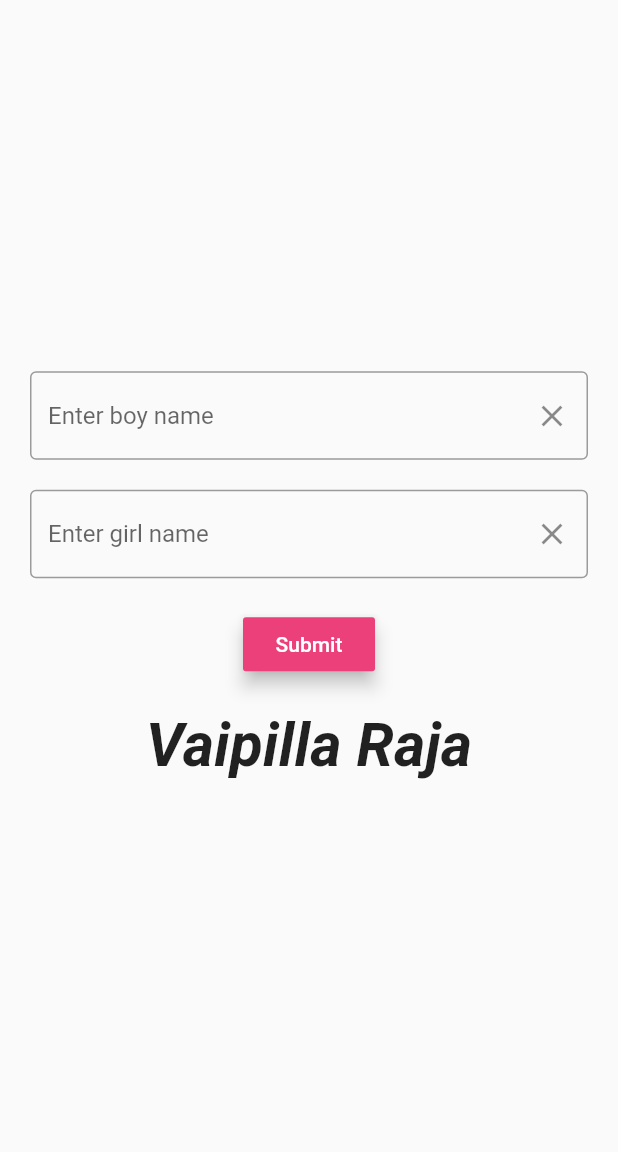
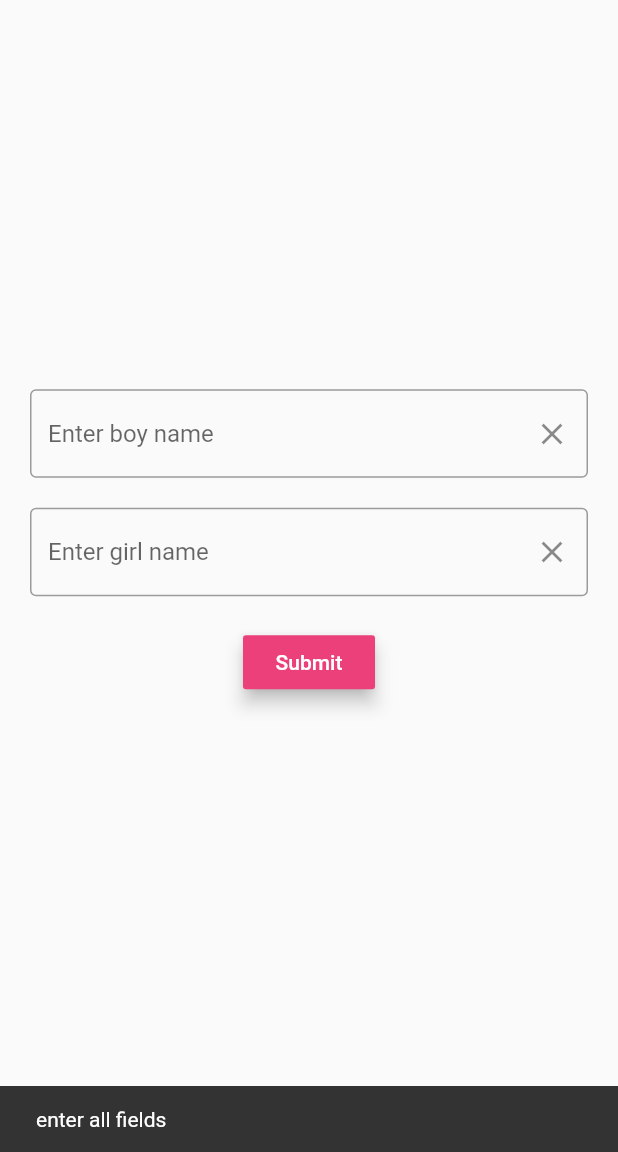
Before and after one commit to KingpinDk/Flames, a Flutter app: the screen it shows after launch, after a tap on "Submit", on a phone screen of 412 x 824 dp, the part 84-1236 px from its top. Run offline on Flutter 3.47's test engine with Material 2 defaults, Android fonts, the phone set to English and light mode, and no system bars.

Commit message:
Flames app completed - DK

```diff
--- a/lib/main.dart
+++ b/lib/main.dart
@@ -1,6 +1,6 @@
 import 'package:flutter/material.dart';
 import 'package:flames/findFlames.dart';
-void main() => runApp(Home());
+void main() => runApp(const MaterialApp(home: Home()));
 
 
 class Home extends StatefulWidget {
@@ -12,15 +12,14 @@ class Home extends StatefulWidget {
 
 class _HomeState extends State<Home> {
 
-  final boyname = TextEditingController();
-  final girlname = TextEditingController();
+  final boyName = TextEditingController();
+  final girlName = TextEditingController();
 
-  String flames = '';
+  String relate = '';
 
   @override
   Widget build(BuildContext context) {
-    return MaterialApp(
-      home: Scaffold(
+    return Scaffold(
         appBar: AppBar(
           title: const Text('Flames',
           style: TextStyle(
@@ -39,13 +38,13 @@ class _HomeState extends State<Home> {
             mainAxisAlignment: MainAxisAlignment.center,
             children: [
               TextField(
-                controller: boyname,
+                controller: boyName,
                 decoration: InputDecoration(
                   hintText: 'Enter boy name',
                   border: const OutlineInputBorder(),
                   suffixIcon: IconButton(
                       onPressed: (){
-                        boyname.clear();
+                        boyName.clear();
                       },
                       icon: const Icon(Icons.clear_sharp)),
                   suffixIconColor: Colors.black45
@@ -53,13 +52,13 @@ class _HomeState extends State<Home> {
               ),
               const SizedBox(height: 20.0,),
               TextField(
-                controller: girlname,
+                controller: girlName,
                 decoration: InputDecoration(
                     hintText: 'Enter girl name',
                     border: const OutlineInputBorder(),
                     suffixIcon: IconButton(
                         onPressed: (){
-                          girlname.clear();
+                          girlName.clear();
                         },
                         icon: const Icon(Icons.clear_sharp)),
                     suffixIconColor: Colors.black45
@@ -69,10 +68,62 @@ class _HomeState extends State<Home> {
               MaterialButton(
                 color: Colors.pink[400],
                 onPressed: (){
-                  setState(() {
-                    FindFlames(boyname: boyname, girlname: girlname);
-                    flames = 'Vaipilla Raja';
-                  });
+                    if(boyName.text.isEmpty || girlName.text.isEmpty)
+                      {
+                        print('ok');
+                        ScaffoldMessenger.of(context).showSnackBar(
+                            const SnackBar(content: Text('enter all fields'),
+                            ));
+                      }
+                    else
+                      {
+                        Flames flames = Flames(boyname: boyName, girlname: girlName);
+                        relate = flames.findFlames();
+                        boyName.clear();
+                        girlName.clear();
+                        if(relate == 'F')
+                          {
+                            setState(() {
+                              relate = 'Friend';
+                            });
+                          }
+                        else if(relate == 'L')
+                          {
+                            setState(() {
+                              relate = 'LOVER';
+                            });
+                          }
+                        else if(relate == 'A')
+                          {
+                            setState(() {
+                              relate = 'AFFECTION';
+                            });
+                          }
+                        else if(relate == 'M')
+                          {
+                            setState(() {
+                              relate = 'MARRY';
+                            });
+                          }
+                        else if(relate == 'E')
+                          {
+                            setState(() {
+                              relate = 'ENEMY';
+                            });
+                          }
+                        else if(relate == 'S')
+                          {
+                            setState(() {
+                              relate = 'SISTER';
+                            });
+                          }
+                        else
+                        {
+                        setState(() {
+                        });
+                        }
+
+                      }
                 },
                 textColor: Colors.white,
                 elevation: 5.0,
@@ -80,10 +131,10 @@ class _HomeState extends State<Home> {
               ),
               SizedBox(height: 20.0),
               Center(
-                child: Text(flames,
+                child: Text(relate,
                   style: TextStyle(
                     fontWeight: FontWeight.bold,
-                    fontSize: 40.0,
+                    fontSize: 20.0,
                     fontStyle: FontStyle.italic,
                   ),
                 ),
@@ -92,7 +143,6 @@ class _HomeState extends State<Home> {
             ],
           ),
         ),
-      ),
     );
   }
 }
```
Also changed, not shown: lib/findFlames.dart (+46 -4 lines), pubspec.lock, 5 other files.
